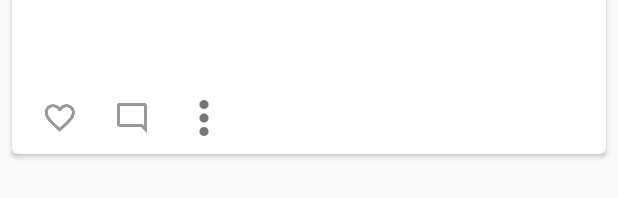
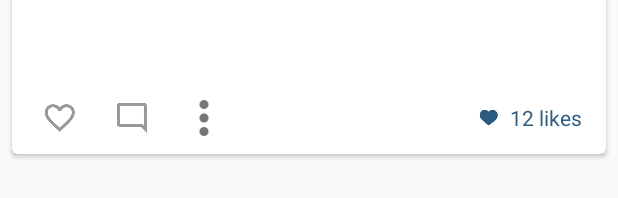
Before and after one commit to DimosGu/Instagram-with-Material-Design, an Android app: the layout item_feed.xml on its own in the app's theme, with its tools: preview values and no code run, on a phone screen of 412 x 824 dp. Shown: the part 834-1032 px from the top of the screen. Run offline under Robolectric (Android 15) with nearby library versions, the phone set to English and light mode, and no system bars.

Commit message:
added likes counter to feed item

```diff
--- a/app/src/main/java/com/rolling/ten_thousand_hours/instamaterial/adapter/FeedAdapter.java
+++ b/app/src/main/java/com/rolling/ten_thousand_hours/instamaterial/adapter/FeedAdapter.java
@@ -9,10 +9,15 @@ import android.view.ViewGroup;
 import android.view.animation.DecelerateInterpolator;
 import android.widget.ImageButton;
 import android.widget.ImageView;
+import android.widget.TextSwitcher;
 
 import com.rolling.ten_thousand_hours.instamaterial.R;
 import com.rolling.ten_thousand_hours.instamaterial.Utils;
 import com.rolling.ten_thousand_hours.instamaterial.view.SquaredImageView;
+
+import java.util.HashMap;
+import java.util.Map;
+import java.util.Random;
 
 import butterknife.Bind;
 import butterknife.ButterKnife;
@@ -29,6 +34,7 @@ public class FeedAdapter extends RecyclerView.Adapter<RecyclerView.ViewHolder> i
     private int itemsCount = 0;
     private  boolean animateItems = false;
 
+    private final Map<Integer, Integer> likesCount = new HashMap<>();
     private OnFeedItemClickListener onFeedItemClickListener;
 
     public FeedAdapter (Context context) {
@@ -50,6 +56,8 @@ public class FeedAdapter extends RecyclerView.Adapter<RecyclerView.ViewHolder> i
         ImageButton btnComments;
         @Bind(R.id.btnLike)
         ImageButton btnLike;
+        @Bind(R.id.tsLikesCounter)
+        TextSwitcher tsLikesCounter;
 
         public CellFeedViewHolder(View itemView) {
             super(itemView);
@@ -91,6 +99,7 @@ public class FeedAdapter extends RecyclerView.Adapter<RecyclerView.ViewHolder> i
             holder.ivFeedCenter.setImageResource(R.mipmap.img_feed_center_2);
             holder.ivFeedBottom.setImageResource(R.mipmap.img_feed_bottom_2);
         }
+        updateLikesCounter(holder, false);
 
         //设置监听和Tag
         holder.ivFeedBottom.setOnClickListener(this);
@@ -99,6 +108,25 @@ public class FeedAdapter extends RecyclerView.Adapter<RecyclerView.ViewHolder> i
         holder.btnComments.setTag(position);
         holder.btnMore.setOnClickListener(this);
         holder.btnMore.setTag(position);
+    }
+
+    private void updateLikesCounter(CellFeedViewHolder holder, boolean animated) {
+        int currentLikesCount = likesCount.get(holder.getAdapterPosition()) + 1;
+        // TODO: 2015/10/18 google 一些这个R.plurals是个什么情况
+        // 可参考：http://developer.android.com/intl/zh-cn/guide/topics/resources/string-resource.html#Plurals
+        String likesCountText = context.getResources().getQuantityString(
+                R.plurals.likes_count, currentLikesCount, currentLikesCount
+        );
+
+        if (animated) {
+            //点击like按钮的时候动态更新（TextSwitcher.setText()切换并设置下一个TextView的值）
+            holder.tsLikesCounter.setText(likesCountText);
+        } else {
+            //onBindViewHolder()中被调用，无需动画（设置正在显示的TextView）
+            holder.tsLikesCounter.setCurrentText(likesCountText);
+        }
+
+        likesCount.put(holder.getAdapterPosition(), currentLikesCount);
     }
 
     @Override
@@ -133,7 +161,14 @@ public class FeedAdapter extends RecyclerView.Adapter<RecyclerView.ViewHolder> i
     public void updateItems ( boolean animated) {
         itemsCount = 10;
         animateItems = animated;
+        fillLikesWithRandomValues();
         notifyDataSetChanged();
     }
 
+    private void fillLikesWithRandomValues() {
+        for (int i = 0; i < getItemCount(); i++) {
+            likesCount.put(i, new Random().nextInt(100));
+        }
+    }
+
 }
--- /dev/null
+++ b/app/src/main/res/anim/slide_in_likes_counter.xml
@@ -0,0 +1,11 @@
+<?xml version="1.0" encoding="utf-8"?>
+<set xmlns:android="http://schemas.android.com/apk/res/android"
+    android:duration="150"
+    android:interpolator="@android:anim/linear_interpolator">
+    <translate
+        android:fromYDelta="80%p"
+        android:toYDelta="0" />
+    <alpha
+        android:fromAlpha="0.0"
+        android:toAlpha="1.0" />
+</set>
--- /dev/null
+++ b/app/src/main/res/anim/slide_out_likes_counter.xml
@@ -0,0 +1,11 @@
+<?xml version="1.0" encoding="utf-8"?>
+<set xmlns:android="http://schemas.android.com/apk/res/android"
+    android:duration="150"
+    android:interpolator="@android:anim/linear_interpolator">
+    <translate
+        android:fromYDelta="80%p"
+        android:toYDelta="0" />
+    <alpha
+        android:fromAlpha="0.0"
+        android:toAlpha="1.0" />
+</set>
--- a/app/src/main/res/layout/item_feed.xml
+++ b/app/src/main/res/layout/item_feed.xml
@@ -58,6 +58,40 @@
                 android:layout_height="48dp"
                 android:background="@drawable/btn_feed_action"
                 android:src="@mipmap/ic_more_grey"/>
+
+            <LinearLayout
+                android:layout_width="0dp"
+                android:layout_height="match_parent"
+                android:layout_weight="1"
+                android:gravity="center_vertical|right">
+
+                <ImageView
+                    android:layout_width="wrap_content"
+                    android:layout_height="wrap_content"
+                    android:src="@mipmap/ic_heart_small_blue"/>
+
+                <TextSwitcher
+                    android:id="@+id/tsLikesCounter"
+                    android:layout_width="wrap_content"
+                    android:layout_height="wrap_content"
+                    android:layout_marginLeft="8dp"
+                    android:layout_marginRight="8dp"
+                    android:inAnimation="@anim/slide_in_likes_counter"
+                    android:outAnimation="@anim/slide_out_likes_counter">
+
+                    <TextView
+                        android:layout_width="wrap_content"
+                        android:layout_height="wrap_content"
+                        android:text="12 likes"
+                        android:textColor="@color/text_like_counter"/>
+
+                    <TextView
+                        android:layout_width="wrap_content"
+                        android:layout_height="wrap_content"
+                        android:textColor="@color/text_like_counter"/>
+                </TextSwitcher>
+
+            </LinearLayout>
         </LinearLayout>
 
     </LinearLayout>
--- a/app/src/main/res/values/strings.xml
+++ b/app/src/main/res/values/strings.xml
@@ -3,4 +3,9 @@
 
     <string name="hello_world">Hello world!</string>
     <string name="action_settings">Settings</string>
+
+    <plurals name="likes_count">
+        <item quantity="one">%d like</item>
+        <item quantity="other">%d likes</item>
+    </plurals>
 </resources>
```
Also changed, not shown: 1 other file.
